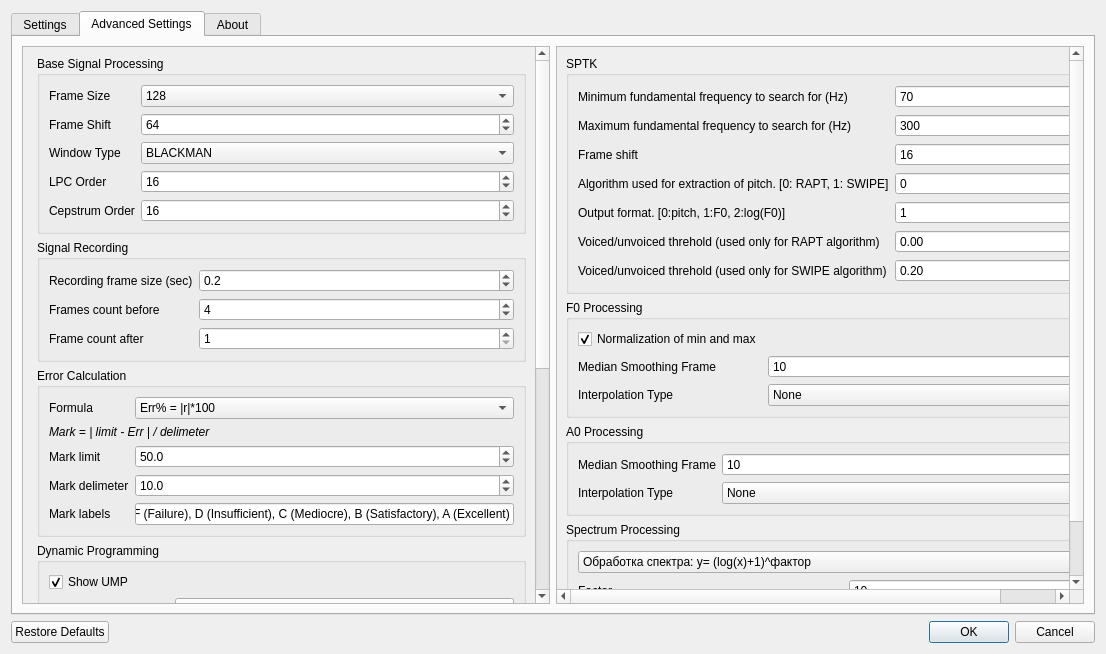
zhitko/inton-trainer, file settingsdialog.ui: the form before one commit.
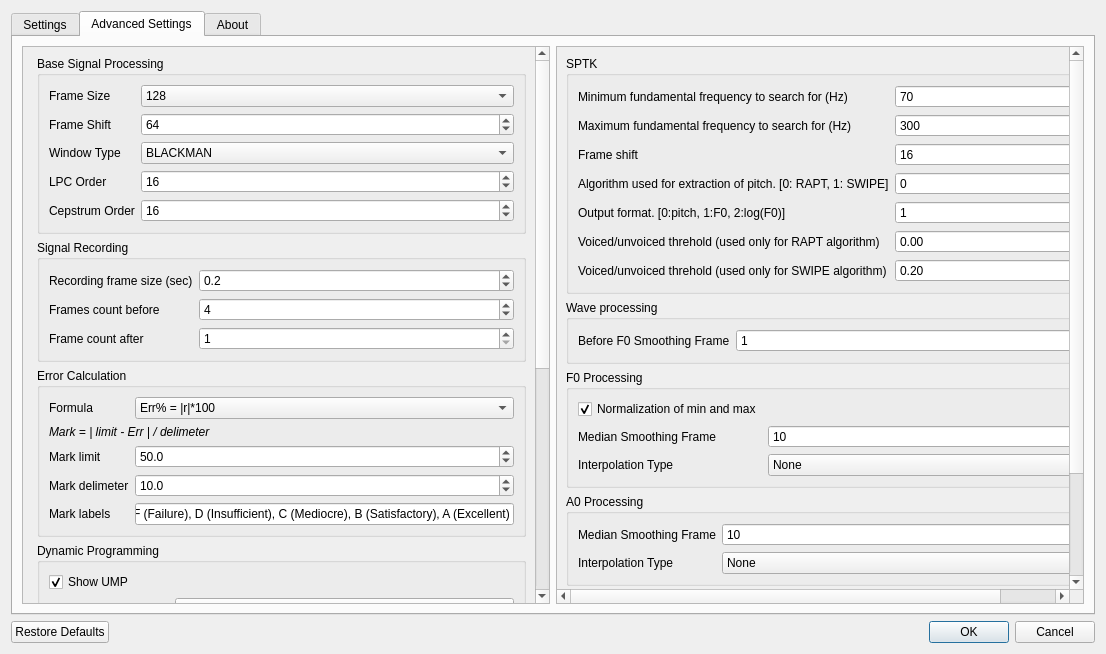
The form after the commit. The open tabs and pages were chosen to show the change. Icons and pictures are not drawn.

Commit message: add wave smothing before f0 calculating

```diff
--- a/settingsdialog.ui
+++ b/settingsdialog.ui
@@ -795,7 +795,7 @@
             <x>0</x>
             <y>0</y>
             <width>516</width>
-            <height>618</height>
+            <height>688</height>
            </rect>
           </property>
           <layout class="QHBoxLayout" name="horizontalLayout_3">
@@ -922,6 +922,32 @@
                </layout>
               </widget>
              </item>
+             <item>
+              <widget class="QGroupBox" name="groupBox_8">
+               <property name="title">
+                <string>Wave processing</string>
+               </property>
+               <layout class="QFormLayout" name="formLayout_3">
+                <item row="0" column="0">
+                 <widget class="QLabel" name="label_41">
+                  <property name="text">
+                   <string>Before F0 Smoothing Frame</string>
+                  </property>
+                 </widget>
+                </item>
+                <item row="0" column="1">
+                 <widget class="QSpinBox" name="smoothFrame">
+                  <property name="minimum">
+                   <number>1</number>
+                  </property>
+                  <property name="maximum">
+                   <number>500</number>
+                  </property>
+                 </widget>
+                </item>
+               </layout>
+              </widget>
+             </item>
              <item>
               <widget class="QGroupBox" name="groupBox_5">
                <property name="title">
```
The commit also changes 5 other files.
